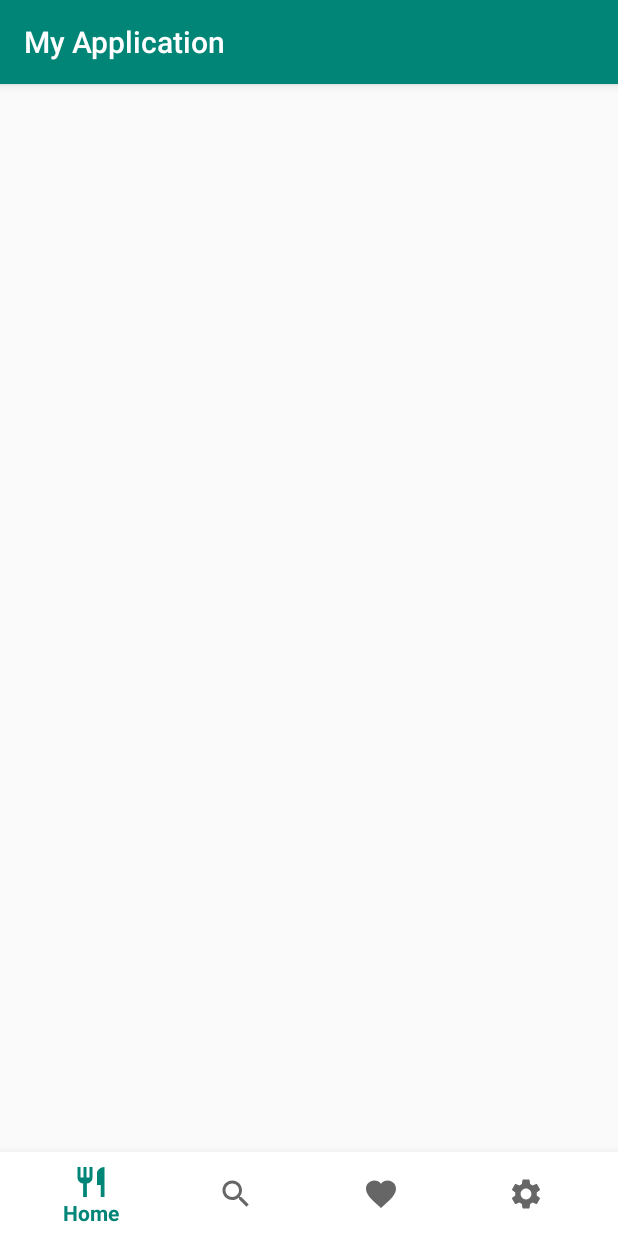
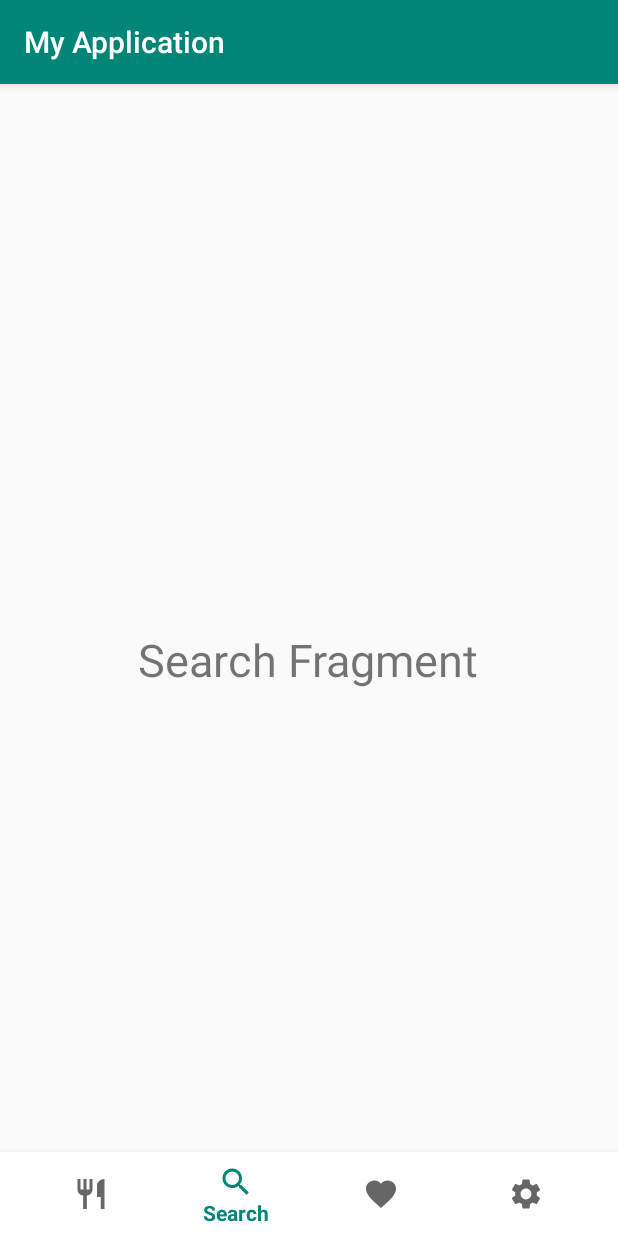
Before and after one commit to inwaukwa/Get_A_Taste, an Android app: the screen it shows after launch (MainActivity), item 2 of the bottom bar chosen, on a phone screen of 412 x 824 dp. Run offline under Robolectric (Android 15) with nearby library versions, the phone set to English and light mode, and no system bars.

Commit message:
Add files via upload

```diff
--- a/app/src/main/java/com/example/myapplication/MainActivity.java
+++ b/app/src/main/java/com/example/myapplication/MainActivity.java
@@ -2,6 +2,7 @@ package com.example.myapplication;
 
 import androidx.annotation.NonNull;
 import androidx.appcompat.app.AppCompatActivity;
+import androidx.fragment.app.Fragment;
 
 import android.os.Bundle;
 import android.os.StrictMode;
@@ -38,20 +39,8 @@ public class MainActivity extends AppCompatActivity {
         BottomNavigationView bottomNav = findViewById(R.id.bottom_navigation);
         bottomNav.setOnNavigationItemSelectedListener(navListener);
 
-//        StrictMode.ThreadPolicy policy = new StrictMode.ThreadPolicy.Builder().permitAll().build();
-//        StrictMode.setThreadPolicy(policy);
-//
-//        try {
-//            Class.forName(Classes);
-//            connection = DriverManager.getConnection(url, username, password);
-//            textview.setText("SUCCESS");
-//        } catch (ClassNotFoundException e) {
-//            e.printStackTrace();
-//            textview.setText("ERROR");
-//        } catch (SQLException e) {
-//            e.printStackTrace();
-//            textview.setText("FAILURE");
-//        }
+        getSupportFragmentManager().beginTransaction().replace(R.id.fragment_container,
+                new HomeFragment()).commit();
 
     }
 
@@ -59,24 +48,27 @@ public class MainActivity extends AppCompatActivity {
             new BottomNavigationView.OnNavigationItemSelectedListener() {
                 @Override
                 public boolean onNavigationItemSelected(@NonNull MenuItem item) {
-                    return false;
+                    Fragment selectedFragment = null;
+
+                    switch (item.getItemId()) {
+                        case R.id.nav_home:
+                            selectedFragment = new HomeFragment();
+                            break;
+                        case R.id.nav_search:
+                            selectedFragment = new SearchFragment();
+                            break;
+                        case R.id.nav_favorites:
+                            selectedFragment = new FavoritesFragment();
+                            break;
+                        case R.id.nav_settings:
+                            selectedFragment = new SettingsFragment();
+                            break;
+                    }
+
+                    assert selectedFragment != null;
+                    getSupportFragmentManager().beginTransaction().replace(R.id.fragment_container,selectedFragment).commit();
+                    return true;
                 }
             };
-//
-//    public void sqlButton(View view) throws SQLException {
-//
-//        if(connection != null) {
-//
-//            Statement statement = connection.createStatement();
-//            ResultSet resultSet = statement.executeQuery("Select * FROM employee;");
-//            resultSet.next();
-//                textview.setText(resultSet.getString("first_name"));
-//
-//        }
-//        else {
-//            textview.setText("Connection is null");
-//        }
-//
-//    }
 
 }
```
